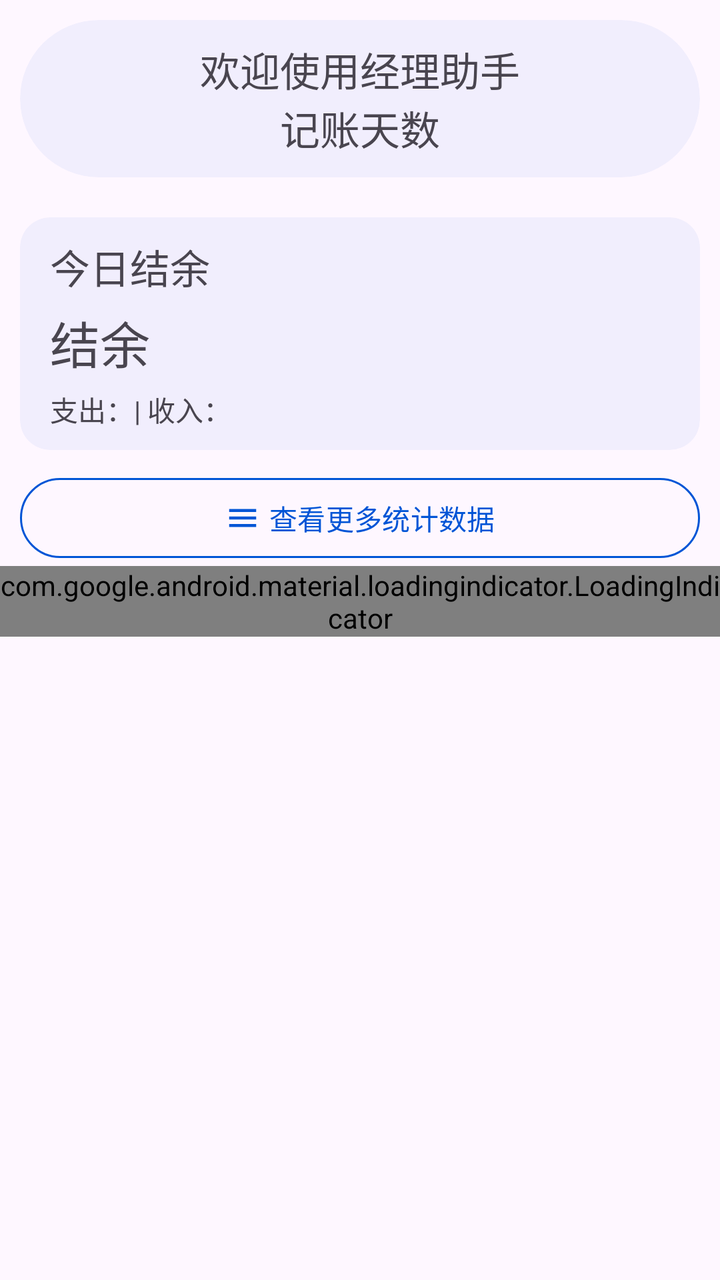
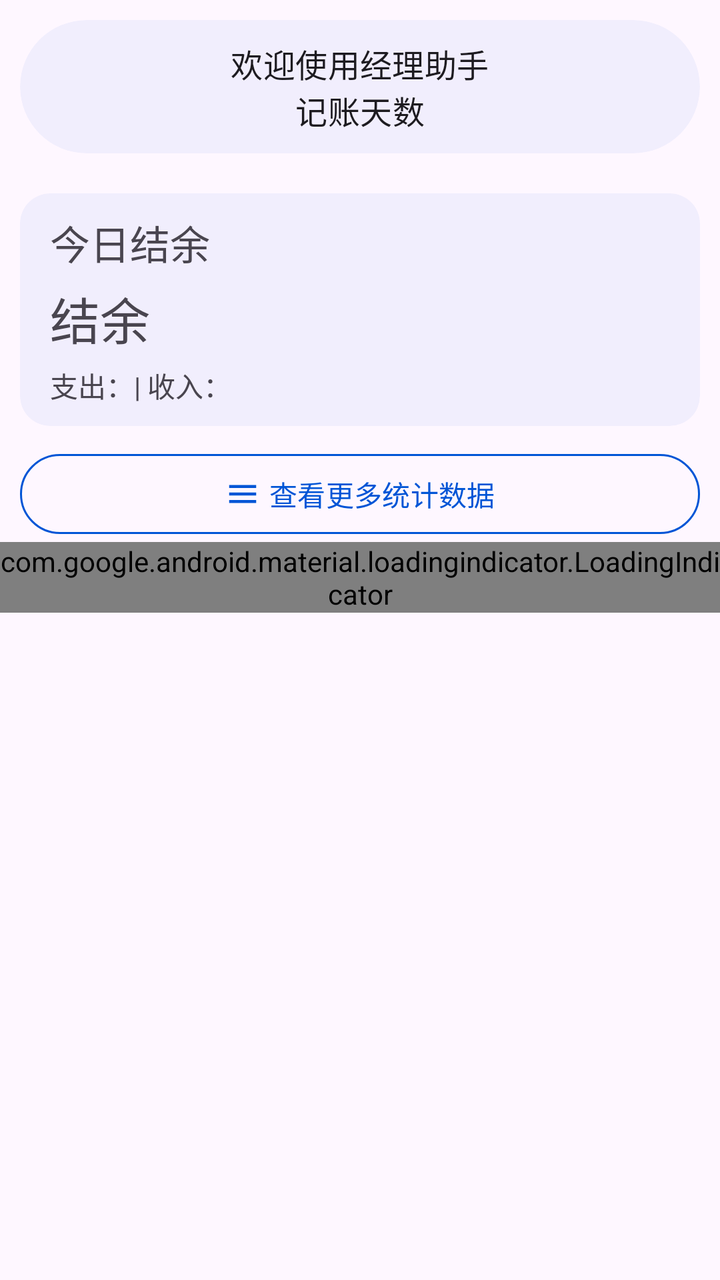

Compare the two renders of this Android layout. The source of the first and the diff that turns it into the second are given below.
<!-- AndroidManifest.xml: application theme Theme.ManagerAssistant.Static -->
<!-- res/layout/fragment_home.xml -->
<androidx.core.widget.NestedScrollView xmlns:android="http://schemas.android.com/apk/res/android"
    xmlns:app="http://schemas.android.com/apk/res-auto"
    xmlns:tools="http://schemas.android.com/tools"
    android:layout_width="match_parent"
    android:layout_height="match_parent"
    tools:context=".ui.pages.home.HomeFragment">

    
    <LinearLayout
        android:layout_width="match_parent"
        android:layout_height="wrap_content"
        android:orientation="vertical">

        <com.google.android.material.card.MaterialCardView
            style="@style/RoundCardStyle"
            android:layout_width="match_parent"
            android:layout_height="wrap_content"
            app:layout_scrollFlags="scroll|snap">

            <LinearLayout
                android:layout_width="match_parent"
                android:layout_height="wrap_content"
                android:orientation="vertical">

                <com.google.android.material.textview.MaterialTextView
                    style="@style/LabelTextViewStyle"
                    android:layout_width="wrap_content"
                    android:layout_height="wrap_content"
                    android:layout_gravity="center_horizontal"
                    android:paddingBottom="0dp"
                    android:text="@string/welcome_string" />

                <com.google.android.material.textview.MaterialTextView
                    android:id="@+id/bookkeeping_days_text"
                    style="@style/LabelTextViewStyle"
                    android:layout_width="wrap_content"
                    android:layout_height="wrap_content"
                    android:layout_gravity="center_horizontal"
                    android:paddingTop="0dp"
                    android:text="@string/num_of_bookkeeping_days" />
            </LinearLayout>
        </com.google.android.material.card.MaterialCardView>

        
        <com.google.android.material.card.MaterialCardView
            android:id="@+id/report_balance_cardview"
            style="@style/ContentCardStyle"
            android:layout_width="match_parent"
            android:layout_height="wrap_content">

            <LinearLayout
                android:layout_width="match_parent"
                android:layout_height="match_parent"
                android:orientation="vertical">

                <com.google.android.material.textview.MaterialTextView
                    style="@style/ReportInfoTextViewStyle"
                    android:layout_width="wrap_content"
                    android:layout_height="wrap_content"
                    android:paddingTop="10dp"
                    android:text="@string/today_balance"
                    android:textSize="20sp" />

                <com.google.android.material.textview.MaterialTextView
                    android:id="@+id/balance_text"
                    style="@style/ReportInfoTextViewStyle"
                    android:layout_width="wrap_content"
                    android:layout_height="wrap_content"
                    android:text="@string/balance"
                    android:textSize="25sp" />

                <com.google.android.material.textview.MaterialTextView
                    android:id="@+id/expense_income_text"
                    style="@style/ReportInfoTextViewStyle"
                    android:layout_width="wrap_content"
                    android:layout_height="wrap_content"
                    android:paddingBottom="10dp"
                    android:text="@string/expense_and_income" />
            </LinearLayout>
        </com.google.android.material.card.MaterialCardView>

        
        <com.google.android.material.button.MaterialButton
            android:id="@+id/report_btn"
            style="@style/OutlinedBtnStyle"
            android:layout_width="match_parent"
            android:layout_height="wrap_content"
            android:text="@string/check_more_data"
            app:icon="@drawable/baseline_menu_24"
            app:iconGravity="textStart" />

        
        <com.google.android.material.loadingindicator.LoadingIndicator
            android:id="@+id/link_loading_indicator"
            android:layout_width="wrap_content"
            android:layout_height="wrap_content"
            android:layout_gravity="center_horizontal" />

        <com.google.android.material.card.MaterialCardView
            android:id="@+id/web_link_card"
            style="@style/ContentCardStyle"
            android:layout_width="match_parent"
            android:layout_height="wrap_content"
            android:visibility="gone">

            <androidx.constraintlayout.widget.ConstraintLayout
                android:layout_width="match_parent"
                android:layout_height="wrap_content">

                <com.google.android.material.textview.MaterialTextView
                    android:id="@+id/web_link_title_text"
                    style="@style/LabelTextViewStyle"
                    android:layout_width="wrap_content"
                    android:layout_height="wrap_content"
                    android:text="@string/purchase_bulletin"
                    app:layout_constraintStart_toStartOf="parent"
                    app:layout_constraintTop_toTopOf="parent" />

                <androidx.recyclerview.widget.RecyclerView
                    android:id="@+id/web_link_recycler"
                    android:layout_width="match_parent"
                    android:layout_height="wrap_content"
                    android:layout_marginStart="10dp"
                    android:layout_marginEnd="10dp"
                    android:nestedScrollingEnabled="false"
                    app:layoutManager="androidx.recyclerview.widget.LinearLayoutManager"
                    app:layout_constraintEnd_toEndOf="parent"
                    app:layout_constraintStart_toStartOf="parent"
                    app:layout_constraintTop_toBottomOf="@+id/web_link_title_text" />
            </androidx.constraintlayout.widget.ConstraintLayout>
        </com.google.android.material.card.MaterialCardView>
    </LinearLayout>
</androidx.core.widget.NestedScrollView>
<!-- resources referenced by this layout -->
<resources>
  <!-- drawable baseline_menu_24 (drawable) -->
  <vector xmlns:android="http://schemas.android.com/apk/res/android" android:height="24dp" android:tint="#000000" android:viewportHeight="24" android:viewportWidth="24" android:width="24dp">
        
      <path android:fillColor="@android:color/white" android:pathData="M3,18h18v-2L3,16v2zM3,13h18v-2L3,11v2zM3,6v2h18L21,6L3,6z"/>
      
  </vector>
  <string name="balance">结余</string>
  <string name="check_more_data">查看更多统计数据</string>
  <string name="expense_and_income">支出：| 收入：</string>
  <string name="num_of_bookkeeping_days">记账天数</string>
  <string name="purchase_bulletin">采购公告</string>
  <string name="today_balance">今日结余</string>
  <string name="welcome_string">欢迎使用经理助手</string>
  <style name="ContentCardStyle">
          <item name="cardBackgroundColor">@color/card_background_color</item>
          <item name="cardCornerRadius">15dp</item>
          <item name="strokeColor">@android:color/transparent</item>
          <item name="android:layout_marginTop">10dp</item>
          <item name="android:layout_marginStart">10dp</item>
          <item name="android:layout_marginEnd">10dp</item>
          <item name="android:layout_marginBottom">10dp</item>
      </style>
  <style name="LabelTextViewStyle">
          <item name="android:paddingStart">10dp</item>
          <item name="android:paddingEnd">10dp</item>
          <item name="android:paddingTop">10dp</item>
          <item name="android:paddingBottom">10dp</item>
          <item name="android:textSize">20sp</item>
      </style>
  <style name="OutlinedBtnStyle" parent="Widget.Material3.Button.OutlinedButton">
          <item name="android:textColor">?attr/colorPrimary</item>
          <item name="strokeColor">?attr/colorPrimary</item>
          <item name="strokeWidth">1dp</item>
          <item name="android:layout_marginStart">10dp</item>
          <item name="android:layout_marginEnd">10dp</item>
      </style>
  <style name="ReportInfoTextViewStyle">
          <item name="android:paddingTop">5dp</item>
          <item name="android:paddingStart">15dp</item>
      </style>
  <style name="RoundCardStyle">
          <item name="cardBackgroundColor">@color/card_background_color</item>
          <item name="cardCornerRadius">50dp</item>
          <item name="strokeColor">@android:color/transparent</item>
          <item name="android:layout_margin">10dp</item>
      </style>
  <color name="color_primary">#0055d6</color>
  <color name="color_on_primary">#ffffff</color>
  <color name="color_primary_container">#d8e1fe</color>
  <color name="color_secondary_container">#e0e1ff</color>
  <color name="color_surface">#faf9ff</color>
  <color name="color_surface_container">#ebedfa</color>
  <color name="color_surface_container_low">#edeffc</color>
  <style name="ToolBarStyle" parent="Widget.Material3.Toolbar">
          <item name="android:backgroundTint">?attr/colorSurface</item>
          <item name="navigationIconTint">?attr/colorPrimary</item>
          <item name="contentInsetStart">10dp</item>
          <item name="titleTextAppearance">@style/TitleStyle</item>
      </style>
  <style name="TitleStyle">
          <item name="android:textSize">23sp</item>
      </style>
  <!-- unchanged entries left out for length: 1 -->
</resources>

<!-- the commit's change to res/layout/fragment_home.xml (unified diff, before → after) -->
@@ -23,7 +23,7 @@
                 android:orientation="vertical">
 
                 <com.google.android.material.textview.MaterialTextView
-                    style="@style/LabelTextViewStyle"
+                    style="@style/MediumTitleTextViewStyle"
                     android:layout_width="wrap_content"
                     android:layout_height="wrap_content"
                     android:layout_gravity="center_horizontal"
@@ -32,7 +32,7 @@
 
                 <com.google.android.material.textview.MaterialTextView
                     android:id="@+id/bookkeeping_days_text"
-                    style="@style/LabelTextViewStyle"
+                    style="@style/MediumTitleTextViewStyle"
                     android:layout_width="wrap_content"
                     android:layout_height="wrap_content"
                     android:layout_gravity="center_horizontal"
@@ -109,7 +109,7 @@
 
                 <com.google.android.material.textview.MaterialTextView
                     android:id="@+id/web_link_title_text"
-                    style="@style/LabelTextViewStyle"
+                    style="@style/MediumTitleTextViewStyle"
                     android:layout_width="wrap_content"
                     android:layout_height="wrap_content"
                     android:text="@string/purchase_bulletin"
<!-- resource entries referenced after the edit -->
@@ -22,12 +22,8 @@
           <item name="android:layout_marginEnd">10dp</item>
           <item name="android:layout_marginBottom">10dp</item>
       </style>
-  <style name="LabelTextViewStyle">
-          <item name="android:paddingStart">10dp</item>
-          <item name="android:paddingEnd">10dp</item>
-          <item name="android:paddingTop">10dp</item>
-          <item name="android:paddingBottom">10dp</item>
-          <item name="android:textSize">20sp</item>
+  <style name="MediumTitleTextViewStyle" parent="TextViewStyleBase">
+          <item name="android:textAppearance">?attr/textAppearanceTitleMedium</item>
       </style>
   <style name="OutlinedBtnStyle" parent="Widget.Material3.Button.OutlinedButton">
           <item name="android:textColor">?attr/colorPrimary</item>
@@ -46,6 +42,12 @@
           <item name="strokeColor">@android:color/transparent</item>
           <item name="android:layout_margin">10dp</item>
       </style>
+  <style name="TextViewStyleBase">
+          <item name="android:paddingStart">10dp</item>
+          <item name="android:paddingEnd">10dp</item>
+          <item name="android:paddingTop">10dp</item>
+          <item name="android:paddingBottom">10dp</item>
+      </style>
   <color name="color_primary">#0055d6</color>
   <color name="color_on_primary">#ffffff</color>
   <color name="color_primary_container">#d8e1fe</color>
@@ -57,10 +59,7 @@
           <item name="android:backgroundTint">?attr/colorSurface</item>
           <item name="navigationIconTint">?attr/colorPrimary</item>
           <item name="contentInsetStart">10dp</item>
-          <item name="titleTextAppearance">@style/TitleStyle</item>
-      </style>
-  <style name="TitleStyle">
-          <item name="android:textSize">23sp</item>
+          <item name="titleTextAppearance">?attr/textAppearanceHeadlineSmall</item>
       </style>
   <!-- unchanged entries left out for length: 1 -->
 </resources>
